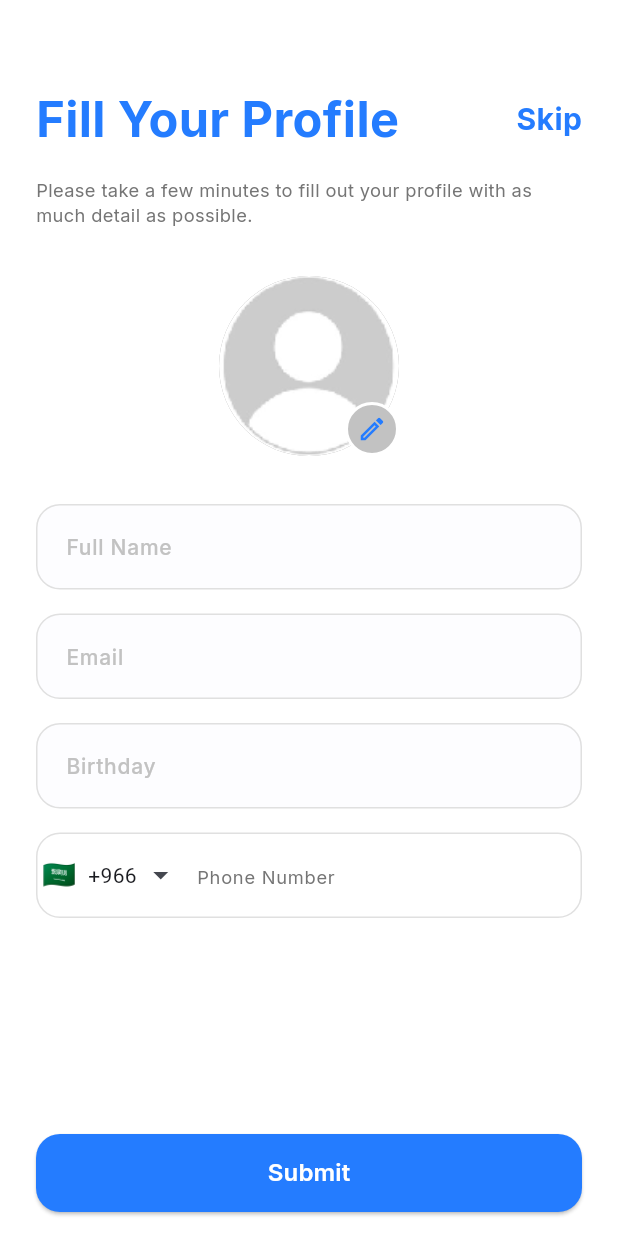
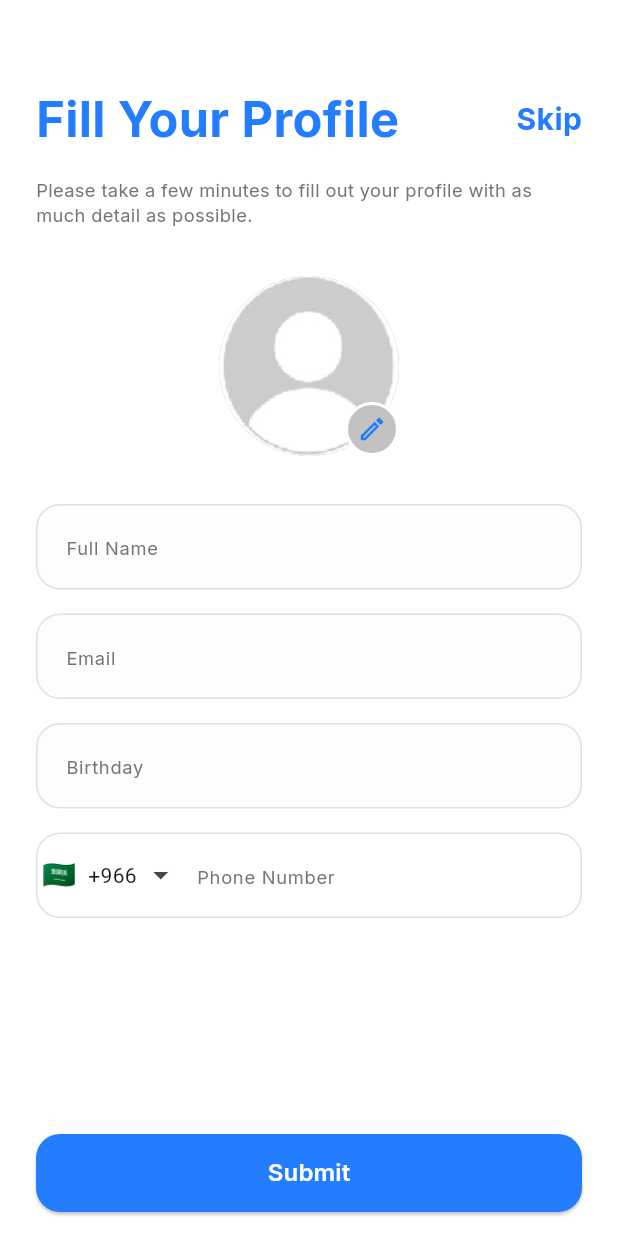
Before and after one commit to laila2099/appointment_app, a Flutter app: the FillYourProfileView screen opened by its route, on a phone screen of 412 x 824 dp. Run offline on Flutter 3.47's test engine with Material 3 defaults, Android fonts, the light colour scheme and no system bars; drawn by our look-alikes of intl_phone_field; our stand-ins replace country_picker, flutter_screenutil, flutter_svg, get, google_maps_flutter, shared_preferences; accounts and stored records are empty; network calls fail.

Commit message:
Finish editing personal info ,Medical Record,Payment and Language UI

```diff
--- a/lib/core/constant/app_icons.dart
+++ b/lib/core/constant/app_icons.dart
@@ -16,7 +16,7 @@ class AppIcons {
   static const String calendar2 = "${basePath}calendar-2.svg";
   static const String clipboard = "${basePath}clipboard-text.svg";
   static const String card = "${basePath}Mastercard_logo.svg";
-  static const String scanner = "${basePath}scanner.svg";
+  static const String scanner = "${basePath}scanner1.svg";
   static const String paypal = "${basePath}paypal_logo.svg";
   static const String americanExpress = "${basePath}americanExpress.svg";
   static const String masterCard = "${basePath}Mastercard_logo.svg";
@@ -45,4 +45,5 @@ class AppIcons {
   static const String wallet = "${basePath}wallet.svg";
   static const String setting = "${basePath}setting.svg";
   static const String sort = "${basePath}sort.svg";
+  static const String edit="${basePath}edit.svg";
 }
--- a/lib/views/profile_section/profile_binding/profile_binding.dart
+++ b/lib/views/profile_section/profile_binding/profile_binding.dart
@@ -1,4 +1,5 @@
 import 'package:appointment_app/views/profile_section/profile_controller/profile_controller.dart';
+import 'package:appointment_app/widgets/general_widgets/bottom_nav_bar/controller/bottom_nav_bar_controller.dart';
 import 'package:get/get.dart';
 
 import '../../../core/classes/api/api.dart';
--- a/lib/views/profile_section/profile_view/payment_screen.dart
+++ b/lib/views/profile_section/profile_view/payment_screen.dart
@@ -1,3 +1,4 @@
+import 'package:appointment_app/core/constant/text_style.dart';
 import 'package:flutter/material.dart';
 import 'package:flutter_screenutil/flutter_screenutil.dart';
 import 'package:flutter_svg/flutter_svg.dart';
@@ -37,7 +38,10 @@ class PaymentScreen extends StatelessWidget {
                 ),
                 onTap: () {},
               ),
-              center: Text('payment'.tr),
+              center: Text(
+                'payment'.tr,
+                style: CustomTextStyles.screenTitle,
+              ),
             ),
             SizedBox(height: 20.h),
             Expanded(
--- a/lib/views/profile_section/profile_view/widgets/medical_record/medical_record_item.dart
+++ b/lib/views/profile_section/profile_view/widgets/medical_record/medical_record_item.dart
@@ -14,7 +14,7 @@ class MedicalRecordItem extends StatelessWidget {
   @override
   Widget build(BuildContext context) {
     return Padding(
-      padding: EdgeInsetsDirectional.only(bottom: 16.h),
+      padding: EdgeInsetsDirectional.only(bottom: 8.h),
       child: Column(
         crossAxisAlignment: CrossAxisAlignment.start,
         children: [
@@ -28,7 +28,7 @@ class MedicalRecordItem extends StatelessWidget {
           SizedBox(height: 6.h),
           ...details.map(
             (e) => Padding(
-              padding: EdgeInsetsDirectional.only(bottom: 2.h),
+              padding: EdgeInsetsDirectional.only(bottom: 5.h),
               child: Text(
                 e,
                 style: TextStyle(
--- a/lib/views/profile_section/profile_view/widgets/medical_record/medical_record_row.dart
+++ b/lib/views/profile_section/profile_view/widgets/medical_record/medical_record_row.dart
@@ -17,7 +17,7 @@ class MedicalRecordRow extends StatelessWidget {
   @override
   Widget build(BuildContext context) {
     return Padding(
-      padding: EdgeInsetsDirectional.only(bottom: 12.h),
+      padding: EdgeInsetsDirectional.only(bottom: 8.h),
       child: Row(
         crossAxisAlignment: CrossAxisAlignment.start,
         children: [
--- a/lib/views/settings_section/settings_controller/language_controller.dart
+++ b/lib/views/settings_section/settings_controller/language_controller.dart
@@ -1,5 +1,5 @@
 import 'package:get/get.dart';
-import '../../../core/translations/controller/translation_controller.dart'; // Verify this path
+import '../../../core/translations/controller/translation_controller.dart';
 
 class LanguageModel {
   final String name;
--- a/lib/views/settings_section/settings_view/widgets/language_item.dart
+++ b/lib/views/settings_section/settings_view/widgets/language_item.dart
@@ -16,7 +16,7 @@ class LanguageItem extends StatelessWidget {
   @override
   Widget build(BuildContext context) {
     return Padding(
-      padding: EdgeInsetsDirectional.symmetric(vertical: 14.h),
+      padding: EdgeInsetsDirectional.symmetric(vertical: 20.h),
       child: Row(
         children: [
           Text(
--- a/lib/widgets/helpful_widgets/text_field_widget.dart
+++ b/lib/widgets/helpful_widgets/text_field_widget.dart
@@ -37,14 +37,10 @@ class CustomTextField extends StatelessWidget {
       obscureText: isPassword,
       validator: validator,
       autofillHints: autofillHints,
-      style: textStyle ??
-          CustomTextStyles.custom(
-              fontWeight: FontWeight.w500,
-              fontSize: 14,
-              color: AppColors.black),
+      style: textStyle ?? CustomTextStyles.textField,
       decoration: InputDecoration(
         hintText: hint,
-        hintStyle: CustomTextStyles.textField,
+        hintStyle: CustomTextStyles.subtitle,
         prefixIcon: prefixIcon,
         suffixIcon: suffixIcon,
         filled: true,
```
Also changed, not shown: lib/views/profile_section/profile_view/personal_info.dart (+6 -4 lines), lib/views/profile_section/profile_view/widgets/personal_info/phone_text_field.dart (+17 -35 lines), assets/icons/edit.svg (added), assets/icons/scanner1.svg (added).
